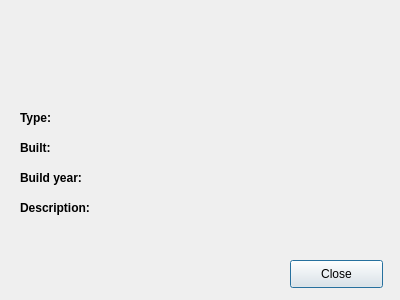
Above: vika3/ui/moreinfocomputer.ui from hlynurstef/Verklegt-namskeid-1-vika-3 before the change. Below: the same form after it.
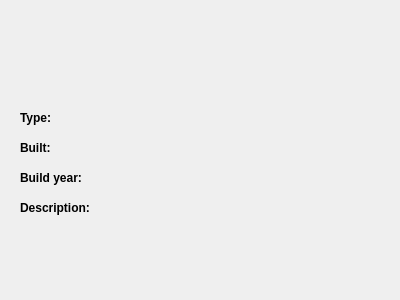
That is the form after the change.

What changed in the file:
```diff
--- a/vika3/ui/moreinfocomputer.ui
+++ b/vika3/ui/moreinfocomputer.ui
@@ -162,19 +162,6 @@
     <string/>
    </property>
   </widget>
-  <widget class="QPushButton" name="pushButton_close">
-   <property name="geometry">
-    <rect>
-     <x>290</x>
-     <y>260</y>
-     <width>93</width>
-     <height>28</height>
-    </rect>
-   </property>
-   <property name="text">
-    <string>Close</string>
-   </property>
-  </widget>
  </widget>
  <resources/>
  <connections/>
```
